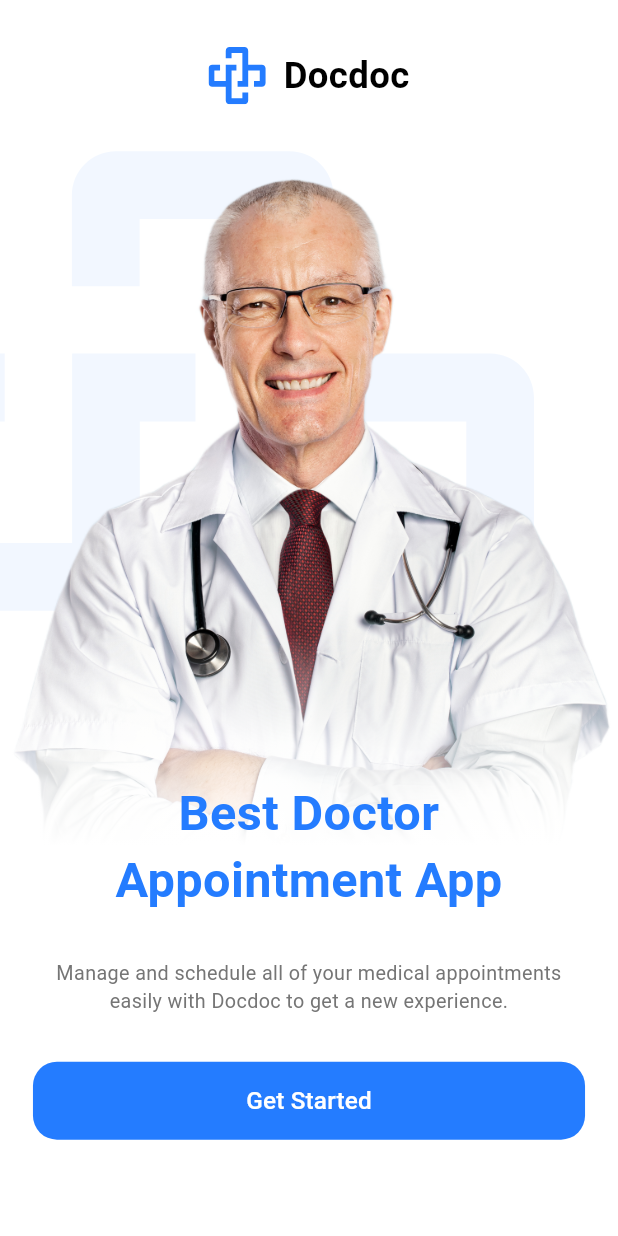
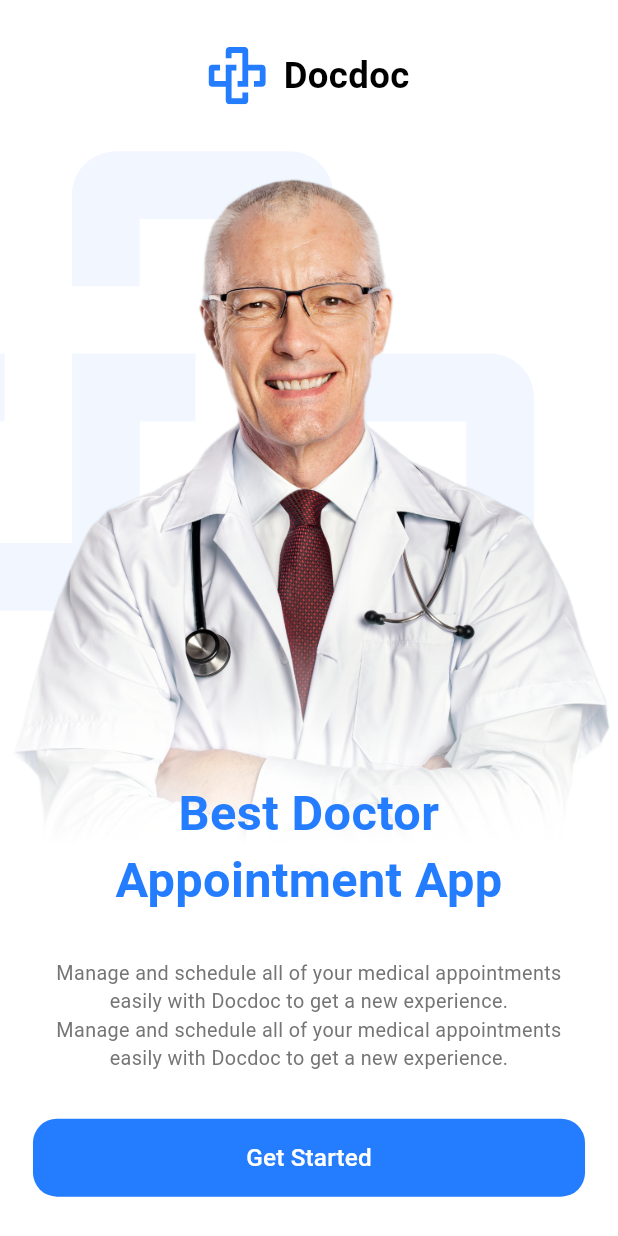
Before and after one commit to omar102030/ultimate_code_refrence, a Flutter app: the screen it shows after launch, on a phone screen of 412 x 824 dp. Run offline on Flutter 3.47's test engine with Material 3 defaults, Android fonts, the phone set to English and light mode, and no system bars; our stand-ins replace flutter_screenutil, flutter_svg.

Commit message:
new text

```diff
--- a/lib/features/on_boarding/on_boarding_screen.dart
+++ b/lib/features/on_boarding/on_boarding_screen.dart
@@ -30,6 +30,11 @@ class OnBoardingScreen extends StatelessWidget {
                     textAlign: TextAlign.center,
                     style: TextStyles.font13GreyRegular,
                   ),
+                  Text(
+                    'Manage and schedule all of your medical appointments easily with Docdoc to get a new experience.',
+                    textAlign: TextAlign.center,
+                    style: TextStyles.font13GreyRegular,
+                  ),
                   30.ph,
                   const GetStartedButton()
                 ],
```
